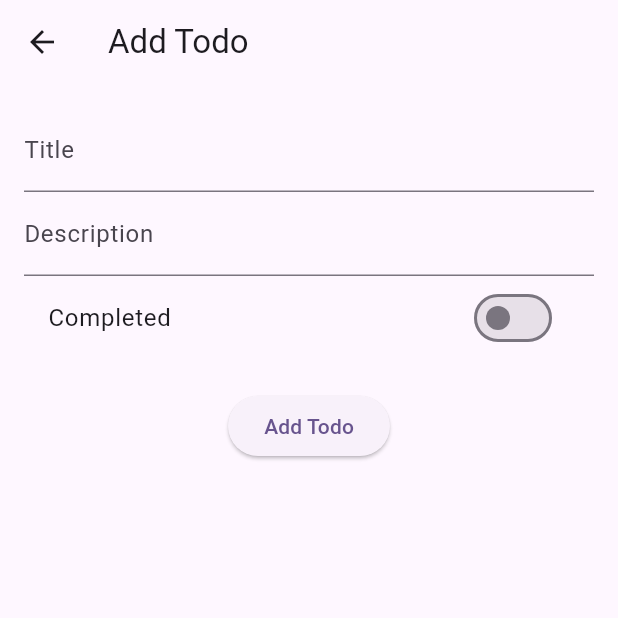
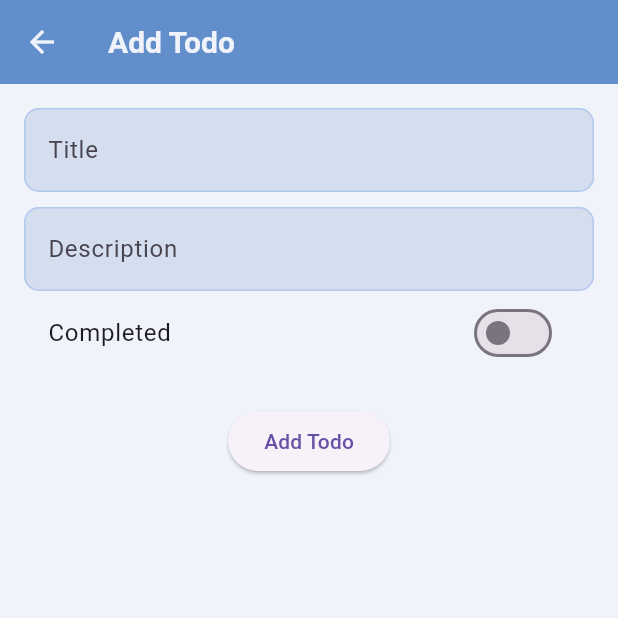
Before and after one commit to GaurCodeLab/todo_app_frontend, a Flutter app: the screen it shows after launch, after a tap on the "add" icon, on a phone screen of 412 x 824 dp, the top half of it. Run offline on Flutter 3.47's test engine with Material 3 defaults, Android fonts, the phone set to English and light mode, and no system bars; network calls fail.

Commit message:
add theme to the app

```diff
--- a/lib/main.dart
+++ b/lib/main.dart
@@ -1,5 +1,6 @@
 import 'package:flutter/material.dart';
 import 'package:todo_app/screens/todo_main_screen.dart';
+import 'package:todo_app/utils/theme.dart';
 
 void main() {
   runApp(const MyApp());
@@ -13,12 +14,8 @@ class MyApp extends StatelessWidget {
   Widget build(BuildContext context) {
     return MaterialApp(
       title: 'My ToDo',
-      theme: ThemeData(
-
-        colorScheme: ColorScheme.fromSeed(seedColor: Colors.deepPurple),
-        useMaterial3: true,
-      ),
-      home:  const TodoListScreen(),
+      theme: appTheme,
+      home: const TodoListScreen(),
     );
   }
 }
--- a/lib/screens/edit_task_screen.dart
+++ b/lib/screens/edit_task_screen.dart
@@ -102,6 +102,9 @@ class _EditTaskState extends State<EditTask> {
                         });
                       },
                     ),
+                    const SizedBox(
+                      height:10.0,
+                    ),
                     TextFormField(
                       initialValue: _description,
                       decoration: const InputDecoration(labelText: 'Description'),
--- a/lib/screens/new_task_screen.dart
+++ b/lib/screens/new_task_screen.dart
@@ -56,6 +56,9 @@ class _AddTodoScreenState extends State<AddTodoScreen> {
                 validator: (value) =>
                     value!.isEmpty ? 'Please enter a title' : null,
               ),
+              const SizedBox(
+                height: 10.0,
+              ),
               TextFormField(
                 decoration: const InputDecoration(labelText: 'Description'),
                 onSaved: (value) => _description = value!,
--- a/lib/screens/todo_main_screen.dart
+++ b/lib/screens/todo_main_screen.dart
@@ -123,7 +123,13 @@ class _TodoListScreenState extends State<TodoListScreen> {
   Widget _builNarrowLayout() {
     return Scaffold(
       appBar: AppBar(
-        title: Text('Todo List'),
+        title: Padding(
+          padding: const EdgeInsets.only(bottom:40.0, top: 20.0),
+          child: Padding(
+            padding: const EdgeInsets.all(10.0),
+            child: Text('Todo List'),
+          ),
+        ),
       ),
       body: _buildTodosList(),
       floatingActionButton: FloatingActionButton(
--- /dev/null
+++ b/lib/utils/colors.dart
@@ -0,0 +1,8 @@
+import 'package:flutter/material.dart';
+
+const Color color1 = Color(0xFFF0F3FA);
+const Color color2 = Color(0xFFD5DEEF);
+const Color color3 = Color(0xFFB1C9EF);
+const Color color4 = Color(0xFF8AAEE0);
+const Color color5 = Color(0xFF628ECB);
+const Color color6 = Color(0xFF395886);
--- /dev/null
+++ b/lib/utils/theme.dart
@@ -0,0 +1,41 @@
+import 'package:flutter/material.dart';
+import 'colors.dart';
+
+final ThemeData appTheme = ThemeData(
+  primaryColor: color5,
+  hintColor: color6,
+  scaffoldBackgroundColor: color1,
+  appBarTheme:  const AppBarTheme(
+
+    color: color5,
+    iconTheme:  IconThemeData(color: color1),
+    // ignore: prefer_const_constructors
+    titleTextStyle: TextStyle(
+      color: color1,
+      fontSize: 20,
+      fontWeight: FontWeight.bold,
+    ),
+  ),
+  buttonTheme: const ButtonThemeData(
+    buttonColor: color5,
+    textTheme: ButtonTextTheme.primary,
+  ),
+  textTheme: const TextTheme(
+    bodyLarge: TextStyle(color: color4),
+    bodyMedium: TextStyle(color: color4),
+    headlineLarge: TextStyle(color: color6),
+    headlineMedium: TextStyle(color: color5),
+  ),
+  inputDecorationTheme: InputDecorationTheme(
+    filled: true,
+    fillColor: color2,
+    enabledBorder: OutlineInputBorder(
+      borderSide: const BorderSide(color: color3),
+      borderRadius: BorderRadius.circular(10),
+    ),
+    focusedBorder: OutlineInputBorder(
+      borderSide: const BorderSide(color: color4),
+      borderRadius: BorderRadius.circular(10),
+    ),
+  ),
+);
```
